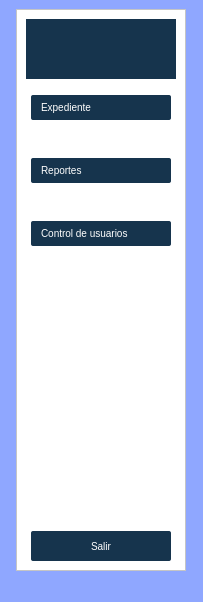
The window that app/ui/sildebar.ui (AlejaRosero/TUA-ACTUALIZADO) describes before a commit, drawn with Qt 5.
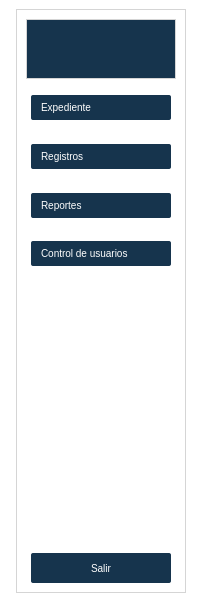
The same window after the commit. Icons and pictures are not drawn.

Patch:
```diff
--- a/app/ui/sildebar.ui
+++ b/app/ui/sildebar.ui
@@ -10,11 +10,23 @@
     <height>602</height>
    </rect>
   </property>
+  <property name="sizePolicy">
+   <sizepolicy hsizetype="Fixed" vsizetype="Fixed">
+    <horstretch>0</horstretch>
+    <verstretch>0</verstretch>
+   </sizepolicy>
+  </property>
+  <property name="minimumSize">
+   <size>
+    <width>200</width>
+    <height>300</height>
+   </size>
+  </property>
   <property name="windowTitle">
    <string>MainWindow</string>
   </property>
   <property name="styleSheet">
-   <string notr="true">background-color: rgb(143, 167, 255);</string>
+   <string notr="true">background-color: rgb(255, 255, 255);</string>
   </property>
   <widget class="QWidget" name="centralwidget">
    <layout class="QVBoxLayout" name="verticalLayout">
@@ -35,7 +47,8 @@
          </size>
         </property>
         <property name="styleSheet">
-         <string notr="true">background-color: rgb(255, 255, 255);</string>
+         <string notr="true">background-color: rgb(255, 255, 255);
+border: 1px solid #d5d5d5;</string>
         </property>
         <property name="frameShape">
          <enum>QFrame::StyledPanel</enum>
@@ -44,7 +57,7 @@
          <enum>QFrame::Raised</enum>
         </property>
         <layout class="QVBoxLayout" name="verticalLayout_2">
-         <item alignment="Qt::AlignHCenter|Qt::AlignTop">
+         <item>
           <widget class="QLabel" name="label">
            <property name="sizePolicy">
             <sizepolicy hsizetype="Fixed" vsizetype="Fixed">
@@ -143,6 +156,52 @@
            </property>
           </widget>
          </item>
+         <item alignment="Qt::AlignHCenter|Qt::AlignTop">
+          <widget class="QPushButton" name="pushButton_5">
+           <property name="sizePolicy">
+            <sizepolicy hsizetype="Fixed" vsizetype="Fixed">
+             <horstretch>0</horstretch>
+             <verstretch>0</verstretch>
+            </sizepolicy>
+           </property>
+           <property name="minimumSize">
+            <size>
+             <width>140</width>
+             <height>25</height>
+            </size>
+           </property>
+           <property name="styleSheet">
+            <string notr="true">QPushButton {
+    background-color: #16344D; /* Color de fondo */
+    border-radius: 2px; /* Bordes redondeados */
+    color: white; /* Color del texto */
+    padding: 5px 10px; /* Espaciado interno */
+    border: none; /* Elimina el borde predeterminado */
+    font-size: 10px; /* Tamaño de fuente */
+    text-align: left; /* Alinea el texto a la izquierda */
+}
+
+QPushButton:hover {
+    background-color: #1A4567; /* Color de fondo al pasar el mouse */
+    box-shadow: 0 0 10px rgba(0, 0, 0, 0.5); /* Sombra al pasar el mouse */
+    transform: scale(1.02); /* Ligero aumento al pasar el mouse */
+    transition: all 0.3s ease-in-out; /* Transición suave */
+}
+
+QPushButton::icon {
+    padding-right: 5px; /* Espaciado entre el icono y el texto */
+}
+</string>
+           </property>
+           <property name="text">
+            <string>Registros</string>
+           </property>
+           <property name="icon">
+            <iconset>
+             <normaloff>../../assets/iconos/folder.png</normaloff>../../assets/iconos/folder.png</iconset>
+           </property>
+          </widget>
+         </item>
          <item alignment="Qt::AlignHCenter|Qt::AlignTop">
           <widget class="QPushButton" name="pushButton_3">
            <property name="sizePolicy">
@@ -252,7 +311,7 @@
            <property name="sizeHint" stdset="0">
             <size>
              <width>20</width>
-             <height>220</height>
+             <height>250</height>
             </size>
            </property>
           </spacer>
@@ -314,17 +373,6 @@
     </item>
    </layout>
   </widget>
-  <widget class="QMenuBar" name="menubar">
-   <property name="geometry">
-    <rect>
-     <x>0</x>
-     <y>0</y>
-     <width>203</width>
-     <height>18</height>
-    </rect>
-   </property>
-  </widget>
-  <widget class="QStatusBar" name="statusbar"/>
  </widget>
  <resources/>
  <connections/>
```
Left out of the diff: 3 changed lines with no effect on the pictures.
